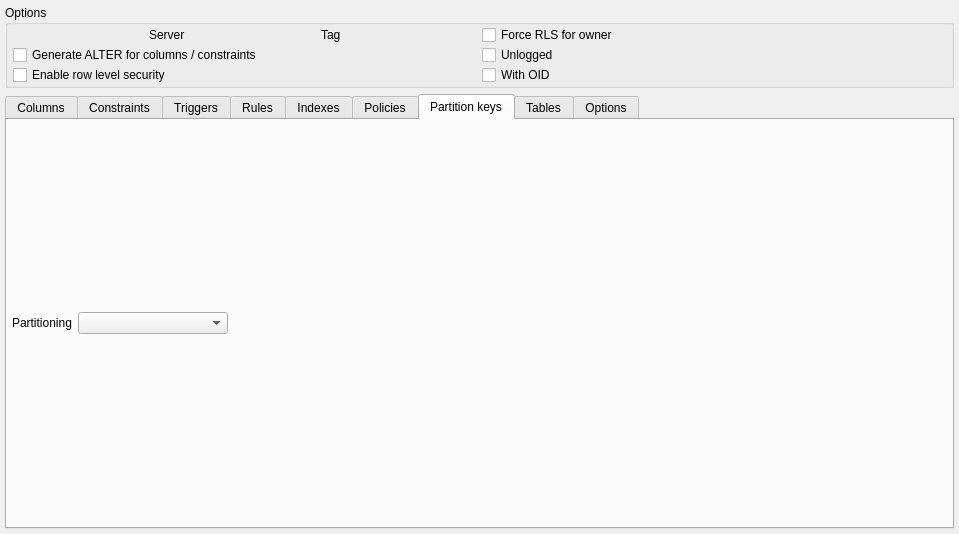
Before: the Qt Designer form libs/libgui/ui/dbobjects/tablewidget.ui in maniac787/pgmodeler, drawn with Qt 5.
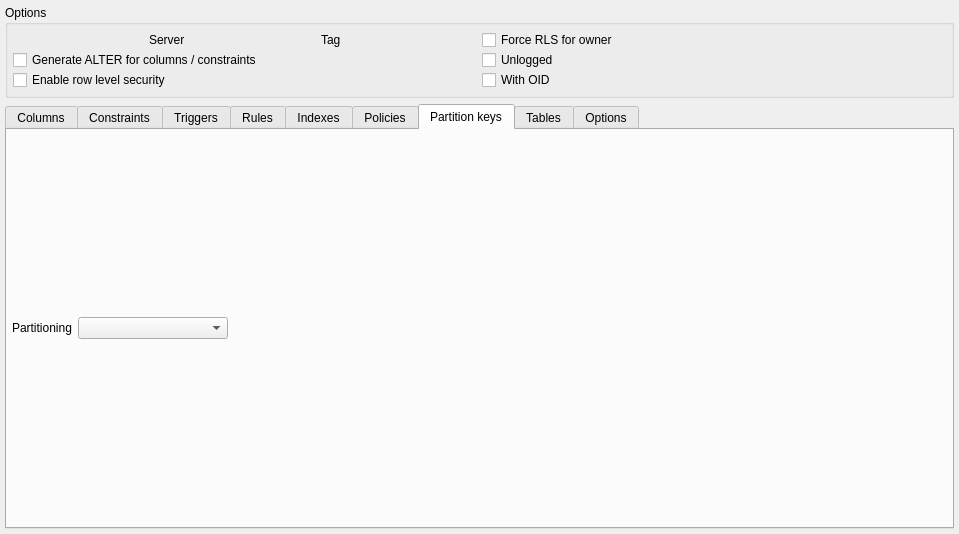
After: the same form once the commit is applied. Icons and pictures are not drawn.

Commit message: WIP: Improve TabOrderManager with custom tab key handling and optimizations

What changed in the file:
```diff
--- a/libs/libgui/ui/dbobjects/tablewidget.ui
+++ b/libs/libgui/ui/dbobjects/tablewidget.ui
@@ -57,13 +57,13 @@
           <number>5</number>
          </property>
          <property name="topMargin">
-          <number>0</number>
+          <number>5</number>
          </property>
          <property name="rightMargin">
           <number>5</number>
          </property>
          <property name="bottomMargin">
-          <number>0</number>
+          <number>5</number>
          </property>
          <property name="horizontalSpacing">
           <number>5</number>
```
The commit also changes 5 other files.
